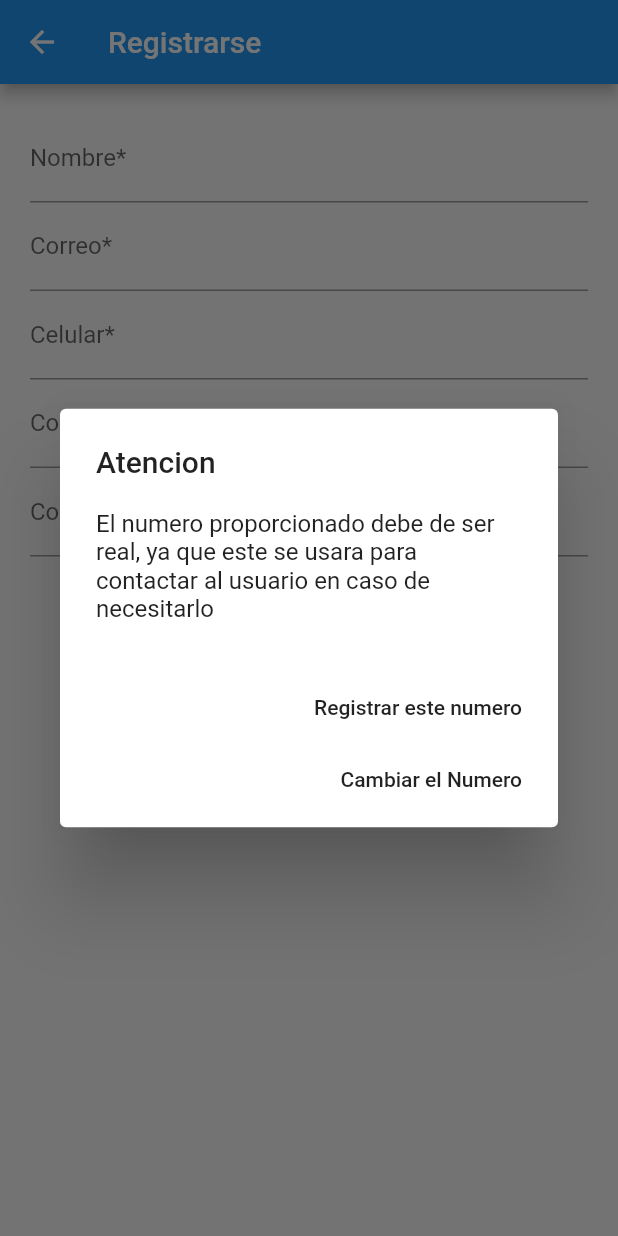
After one commit to felipe55gonzalez/iDeliApp, a Flutter app: the RegisterPage screen opened directly, after a tap on "Registrarse", on a phone screen of 412 x 824 dp. The commit adds this screen. Run offline on Flutter 3.47's test engine with Material 2 defaults, Android fonts, the phone set to English and light mode, and no system bars; our stand-ins replace carousel_slider, firebase_auth, firebase_messaging, flutter_signin_button, google_fonts, google_sign_in; missing offline and left inert: flutter_facebook_login, flutter_open_whatsapp; accounts and stored records are empty; network calls fail.

Commit message:
pagina Crear usuario

```diff
--- /dev/null
+++ b/lib/Cuenta/registrarse.dart
@@ -0,0 +1,229 @@
+import 'package:flutter/material.dart';
+import 'package:firebase_auth/firebase_auth.dart';
+import 'package:flutter/services.dart';
+
+bool _isloading = false;
+
+class RegisterPage extends StatefulWidget {
+  RegisterPage({Key key}) : super(key: key);
+
+  @override
+  _RegisterPageState createState() => _RegisterPageState();
+}
+
+class _RegisterPageState extends State<RegisterPage> {
+  final GlobalKey<FormState> _registerFormKey = GlobalKey<FormState>();
+  TextEditingController firstNameInputController;
+  TextEditingController emailInputController;
+  TextEditingController pwdInputController;
+  TextEditingController confirmPwdInputController;
+  TextEditingController phoneinputController;
+
+  @override
+  initState() {
+    firstNameInputController = new TextEditingController();
+    emailInputController = new TextEditingController();
+    pwdInputController = new TextEditingController();
+    confirmPwdInputController = new TextEditingController();
+    phoneinputController = new TextEditingController();
+    super.initState();
+  }
+
+  String emailValidator(String value) {
+    Pattern pattern =
+        r'^(([^<>()[\]\\.,;:\s@\"]+(\.[^<>()[\]\\.,;:\s@\"]+)*)|(\".+\"))@((\[[0-9]{1,3}\.[0-9]{1,3}\.[0-9]{1,3}\.[0-9]{1,3}\])|(([a-zA-Z\-0-9]+\.)+[a-zA-Z]{2,}))$';
+    RegExp regex = new RegExp(pattern);
+    if (!regex.hasMatch(value)) {
+      return 'Formato de Correo incorrecto';
+    } else {
+      return null;
+    }
+  }
+
+  String pwdValidator(String value) {
+    if (value.length < 6) {
+      return 'Minimo 6 Caracteres';
+    } else {
+      return null;
+    }
+  }
+
+  @override
+  Widget build(BuildContext context) {
+    return Scaffold(
+        appBar: AppBar(
+          title: Text("Registrarse"),
+        ),
+        body: cuerpo());
+  }
+
+  void signUp(FirebaseUser user) async {
+    try {
+      await user.sendEmailVerification();
+
+      showDialog(
+          context: context,
+          builder: (BuildContext context) {
+            return AlertDialog(
+              title: Text("Verificacion"),
+              content: Text("Se te ah enviado un correo de verificacion"),
+              actions: <Widget>[
+                FlatButton(
+                  child: Text("Regresar"),
+                  onPressed: () async {
+                    _isloading = false;
+                    await FirebaseAuth.instance.signOut();
+                    Navigator.of(context).pushReplacementNamed('/');
+                  },
+                )
+              ],
+            );
+          });
+    } catch (e) {
+      print("error");
+      print(e.message);
+    }
+  }
+
+  Widget _showCircularProgress() {
+    return Center(child: CircularProgressIndicator());
+  }
+
+  Widget cuerpo() {
+    if (_isloading) {
+      return _showCircularProgress();
+    } else {
+      return Container(
+          padding: const EdgeInsets.all(20.0),
+          child: SingleChildScrollView(
+              child: Form(
+            key: _registerFormKey,
+            child: Column(
+              children: <Widget>[
+                TextFormField(
+                  decoration: InputDecoration(
+                      labelText: 'Nombre*', hintText: "Tu Nombre y Apellido"),
+                  controller: firstNameInputController,
+                  validator: (value) {
+                    if (value.length < 5) {
+                      return "Nombre.";
+                    }
+                  },
+                ),
+                TextFormField(
+                  decoration: InputDecoration(
+                      labelText: 'Correo*', hintText: "Ejemplo@gmail.com"),
+                  controller: emailInputController,
+                  keyboardType: TextInputType.emailAddress,
+                  validator: emailValidator,
+                ),
+                TextFormField(
+                  decoration: InputDecoration(
+                      labelText: 'Celular*', hintText: "8777777"),
+                  controller: phoneinputController,
+                  keyboardType: TextInputType.phone,
+                  validator: (value) {
+                    if (value.length < 10) {
+                      return "Numero no valido";
+                    }
+                  },
+                ),
+                TextFormField(
+                  decoration: InputDecoration(
+                      labelText: 'Contraseña*', hintText: "********"),
+                  controller: pwdInputController,
+                  obscureText: true,
+                  validator: pwdValidator,
+                ),
+                TextFormField(
+                  decoration: InputDecoration(
+                      labelText: 'Confirma tu contraseña*',
+                      hintText: "********"),
+                  controller: confirmPwdInputController,
+                  obscureText: true,
+                  validator: pwdValidator,
+                ),
+                RaisedButton(
+                  child: Text("Registrarse"),
+                  color: Theme.of(context).primaryColor,
+                  textColor: Colors.white,
+                  onPressed: () {
+                    notificarNum();
+                  },
+                ),
+                Text("¿Ya tienes Cuenta?"),
+                FlatButton(
+                  child: Text("!Inicia sesion Aqui¡"),
+                  onPressed: () {
+                    Navigator.pop(context);
+                  },
+                )
+              ],
+            ),
+          )));
+    }
+  }
+
+  void createuser() {
+    if (_registerFormKey.currentState.validate()) {
+      if (pwdInputController.text == confirmPwdInputController.text) {
+        FirebaseAuth.instance
+            .createUserWithEmailAndPassword(
+                email: emailInputController.text,
+                password: pwdInputController.text)
+            .then((currentuser) => {signUp(currentuser.user)});
+      } else {
+        print("Las contraseñas no coinciden");
+        showDialog(
+            context: context,
+            builder: (BuildContext context) {
+              return AlertDialog(
+                title: Text("Error"),
+                content: Text("Las contraseñas no coinciden"),
+                actions: <Widget>[
+                  FlatButton(
+                    child: Text("Cerrar"),
+                    onPressed: () {
+                      setState(() {
+                        Navigator.pop(context);
+                        _isloading = false;
+                      });
+                    },
+                  )
+                ],
+              );
+            });
+      }
+    }
+  }
+
+  void notificarNum() {
+    showDialog(
+        context: context,
+        builder: (BuildContext context) {
+          return AlertDialog(
+            title: Text("Atencion"),
+            content: Text(
+                "El numero proporcionado debe de ser real, ya que este se usara para contactar al usuario en caso de necesitarlo"),
+            actions: <Widget>[
+              FlatButton(
+                child: Text("Registrar este numero"),
+                onPressed: () {
+                  setState(() {
+                    Navigator.pop(context);
+                    _isloading = true;
+                    createuser();
+                  });
+                },
+              ),
+              FlatButton(
+                child: Text("Cambiar el Numero"),
+                onPressed: () {
+                  Navigator.pop(context);
+                },
+              )
+            ],
+          );
+        });
+  }
+}
--- a/lib/services/push_notification_service.dart
+++ b/lib/services/push_notification_service.dart
@@ -6,9 +6,9 @@ class PushNotificationService {
   initNotifications() {
     _fcm.requestNotificationPermissions();
 
-    _fcm.getToken().then((token) {
-      print(token);
-    });
+    // _fcm.getToken().then((token) {
+    //   print(token);
+    // });
 
     _fcm.configure(
       onMessage: (Map<String, dynamic> message) async {
```
Also changed, not shown: lib/Cuenta/LoginPage.dart (+49 -12 lines), assets/images/logo.png (added), lib/Cuenta/InsertUser.dart (added).
